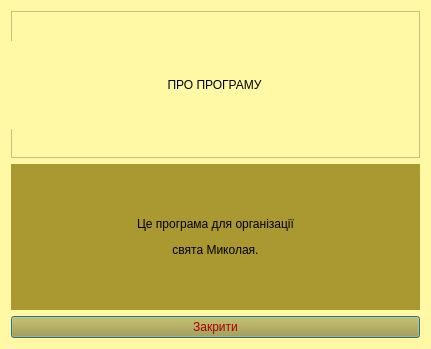
Old version of the form window4.ui in the repository AnastasiiaPetrochenko/courseWork_3term.
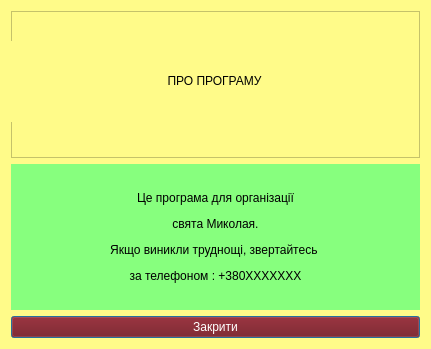
New version of the form.

Diff of the .ui file:
```diff
--- a/window4.ui
+++ b/window4.ui
@@ -16,8 +16,7 @@
   <property name="styleSheet">
    <string notr="true">font: 700 18pt &quot;Consolas&quot;;
 color: rgb(0, 22, 74);
-
-background-color: rgb(255, 249, 166);</string>
+background-color: rgb(255, 251, 137);</string>
   </property>
   <layout class="QVBoxLayout" name="verticalLayout_4">
    <item>
@@ -39,7 +38,7 @@
           <x>0</x>
           <y>30</y>
           <width>407</width>
-          <height>88</height>
+          <height>81</height>
          </rect>
         </property>
         <property name="styleSheet">
@@ -58,18 +57,18 @@
        <property name="styleSheet">
         <string notr="true">color: rgb(0, 0, 0);
 font: 700 italic 12pt &quot;Consolas&quot;;
-background-color: rgb(170, 152, 49);</string>
+background-color: rgb(135, 255, 126);</string>
        </property>
        <property name="text">
-        <string>&lt;html&gt;&lt;head/&gt;&lt;body&gt;&lt;p align=&quot;center&quot;&gt;Це програма для організації&lt;/p&gt;&lt;p align=&quot;center&quot;&gt; свята Миколая.&lt;/p&gt;&lt;/body&gt;&lt;/html&gt;</string>
+        <string>&lt;html&gt;&lt;head/&gt;&lt;body&gt;&lt;p align=&quot;center&quot;&gt;&lt;span style=&quot; font-weight:400; font-style:normal;&quot;&gt;Це програма для організації&lt;/span&gt;&lt;/p&gt;&lt;p align=&quot;center&quot;&gt;&lt;span style=&quot; font-weight:400; font-style:normal;&quot;&gt;свята Миколая.&lt;/span&gt;&lt;/p&gt;&lt;p align=&quot;center&quot;&gt;&lt;span style=&quot; font-weight:400; font-style:normal;&quot;&gt;Якщо виникли труднощі, звертайтесь &lt;/span&gt;&lt;/p&gt;&lt;p align=&quot;center&quot;&gt;&lt;span style=&quot; font-weight:400; font-style:normal;&quot;&gt;за телефоном : +380XXXXXXX&lt;/span&gt;&lt;/p&gt;&lt;/body&gt;&lt;/html&gt;</string>
        </property>
       </widget>
      </item>
      <item>
       <widget class="QPushButton" name="pushButton">
        <property name="styleSheet">
-        <string notr="true">color: rgb(170, 0, 0);
-background-color: rgb(170, 152, 49);
+        <string notr="true">background-color: rgb(115, 0, 2);
+color: rgb(255, 255, 255);
 font: 700 14pt &quot;Consolas&quot;;</string>
        </property>
        <property name="text">
```
